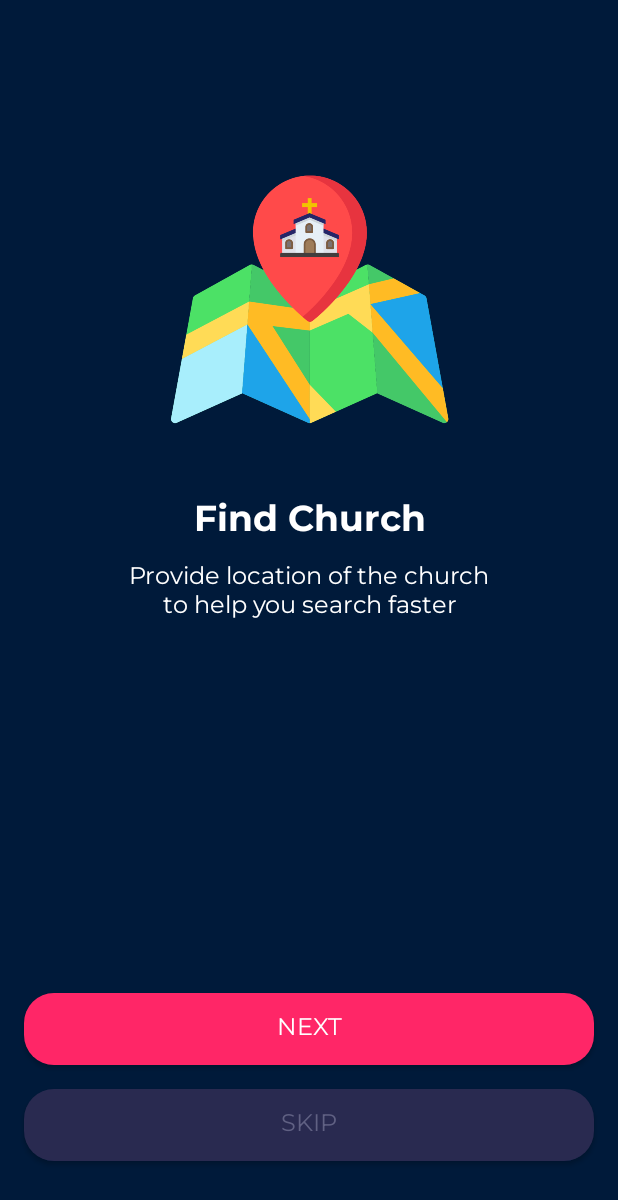
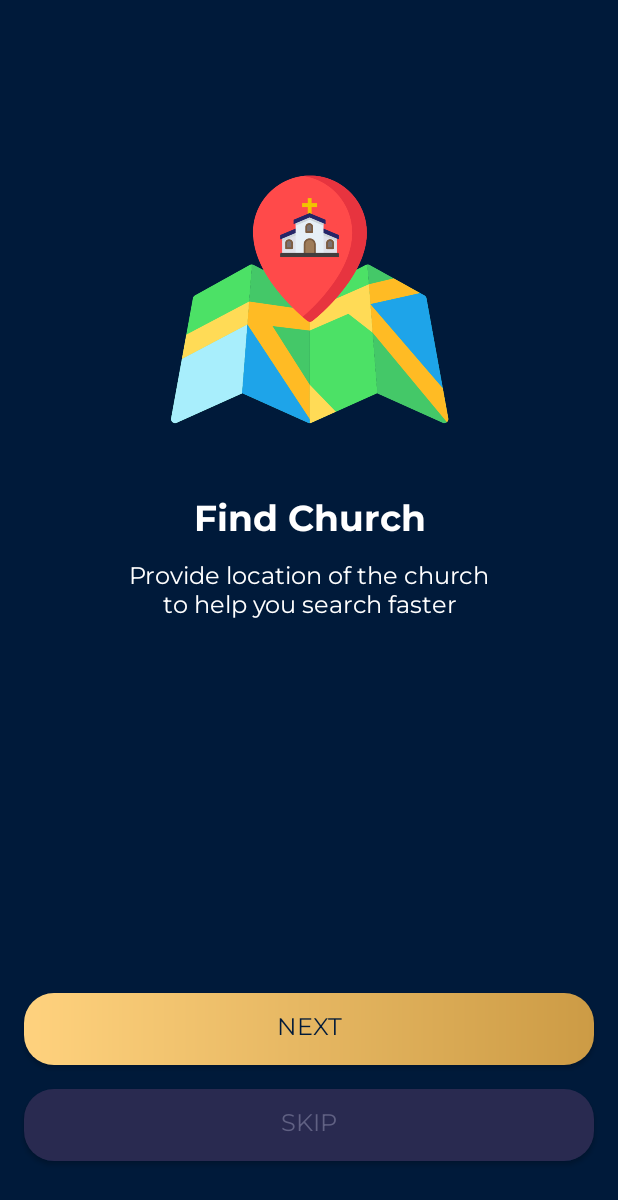
Before and after one commit to alvinadhitama/ChurchFinderApp, an Android app: the screen it shows after launch (OB1Activity), on a phone screen of 412 x 824 dp. Shown: the top 1200 px of the screen. Run offline under Robolectric (Android 15) with nearby library versions, the phone set to English and light mode, and no system bars.

Commit message:
update button gold

```diff
--- /dev/null
+++ b/app/src/main/res/drawable/button_gold.xml
@@ -0,0 +1,11 @@
+<?xml version="1.0" encoding="utf-8"?>
+<shape xmlns:android="http://schemas.android.com/apk/res/android"
+    android:shape="rectangle">
+
+    <gradient
+        android:startColor="#FFD27E"
+        android:endColor="#CC9B45"/>
+
+    <corners android:radius="20dp"/>
+
+</shape>
--- a/app/src/main/res/layout/activity_ob1.xml
+++ b/app/src/main/res/layout/activity_ob1.xml
@@ -75,10 +75,10 @@
         android:layout_marginStart="16dp"
         android:layout_marginEnd="16dp"
         android:layout_marginBottom="16dp"
-        android:background="@drawable/button_pink"
+        android:background="@drawable/button_gold"
         android:fontFamily="@font/montserrat"
         android:text="@string/next"
-        android:textColor="@color/colorWhite"
+        android:textColor="@color/colorBlueTix"
         android:textSize="16sp"
         app:layout_constraintBottom_toTopOf="@+id/btn_skip"
         app:layout_constraintEnd_toEndOf="parent"
--- a/app/src/main/res/layout/activity_ob2.xml
+++ b/app/src/main/res/layout/activity_ob2.xml
@@ -59,10 +59,10 @@
         android:layout_marginStart="16dp"
         android:layout_marginEnd="16dp"
         android:layout_marginBottom="50dp"
-        android:background="@drawable/button_pink"
+        android:background="@drawable/button_gold"
         android:fontFamily="@font/montserrat"
         android:text="@string/next"
-        android:textColor="@color/colorWhite"
+        android:textColor="@color/colorBlueTix"
         android:textSize="16sp"
         app:layout_constraintBottom_toBottomOf="parent"
         app:layout_constraintEnd_toEndOf="parent"
--- a/app/src/main/res/layout/activity_ob3.xml
+++ b/app/src/main/res/layout/activity_ob3.xml
@@ -59,10 +59,10 @@
         android:layout_marginStart="16dp"
         android:layout_marginEnd="16dp"
         android:layout_marginBottom="50dp"
-        android:background="@drawable/button_pink"
+        android:background="@drawable/button_gold"
         android:fontFamily="@font/montserrat"
         android:text="@string/start"
-        android:textColor="@color/colorWhite"
+        android:textColor="@color/colorBlueTix"
         android:textSize="16sp"
         app:layout_constraintBottom_toBottomOf="parent"
         app:layout_constraintEnd_toEndOf="parent"
--- a/app/src/main/res/layout/activity_sign_in.xml
+++ b/app/src/main/res/layout/activity_sign_in.xml
@@ -4,7 +4,7 @@
     xmlns:tools="http://schemas.android.com/tools"
     android:layout_width="match_parent"
     android:layout_height="match_parent"
-    android:background="@color/colorBlue"
+    android:background="@color/colorBlueTix"
     tools:context=".SignInActivity">
 
     <ImageView
@@ -121,10 +121,10 @@
         android:layout_marginStart="16dp"
         android:layout_marginEnd="16dp"
         android:layout_marginBottom="16dp"
-        android:background="@drawable/button_pink"
+        android:background="@drawable/button_gold"
         android:fontFamily="@font/montserrat"
         android:text="@string/sign_in"
-        android:textColor="@color/colorWhite"
+        android:textColor="@color/colorBlueTix"
         android:textSize="16sp"
         app:layout_constraintBottom_toTopOf="@+id/btn_register"
         app:layout_constraintEnd_toEndOf="parent"
--- a/app/src/main/res/layout/activity_sign_up.xml
+++ b/app/src/main/res/layout/activity_sign_up.xml
@@ -175,10 +175,10 @@
         android:layout_marginStart="16dp"
         android:layout_marginEnd="16dp"
         android:layout_marginBottom="50dp"
-        android:background="@drawable/button_pink"
+        android:background="@drawable/button_gold"
         android:fontFamily="@font/montserrat"
         android:text="@string/sign_up"
-        android:textColor="@color/colorWhite"
+        android:textColor="@color/colorBlueTix"
         android:textSize="16sp"
         app:layout_constraintBottom_toBottomOf="parent"
         app:layout_constraintEnd_toEndOf="parent"
```
